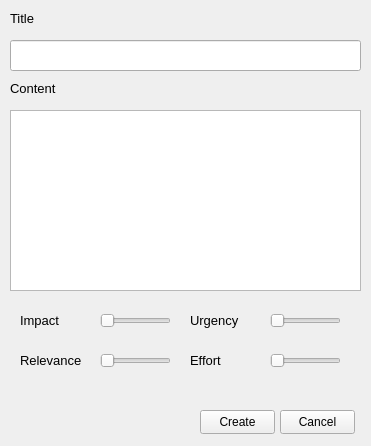
First picture: the form in createtaskform.ui, repository jonizei/priotodo, before the edit.
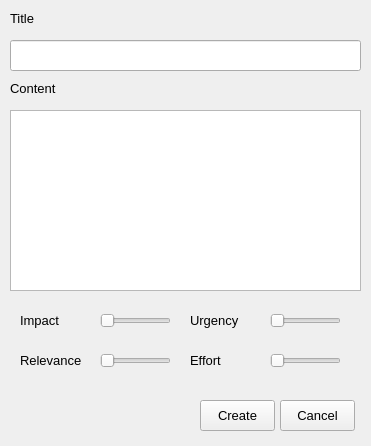
Second picture: the form after the edit.

```diff
--- a/createtaskform.ui
+++ b/createtaskform.ui
@@ -10,6 +10,11 @@
     <height>446</height>
    </rect>
   </property>
+  <property name="font">
+   <font>
+    <pointsize>10</pointsize>
+   </font>
+  </property>
   <property name="windowTitle">
    <string>Form</string>
   </property>
@@ -227,9 +232,9 @@
    <property name="geometry">
     <rect>
      <x>200</x>
-     <y>410</y>
+     <y>400</y>
      <width>75</width>
-     <height>24</height>
+     <height>31</height>
     </rect>
    </property>
    <property name="text">
@@ -240,9 +245,9 @@
    <property name="geometry">
     <rect>
      <x>280</x>
-     <y>410</y>
+     <y>400</y>
      <width>75</width>
-     <height>24</height>
+     <height>31</height>
     </rect>
    </property>
    <property name="text">
```
